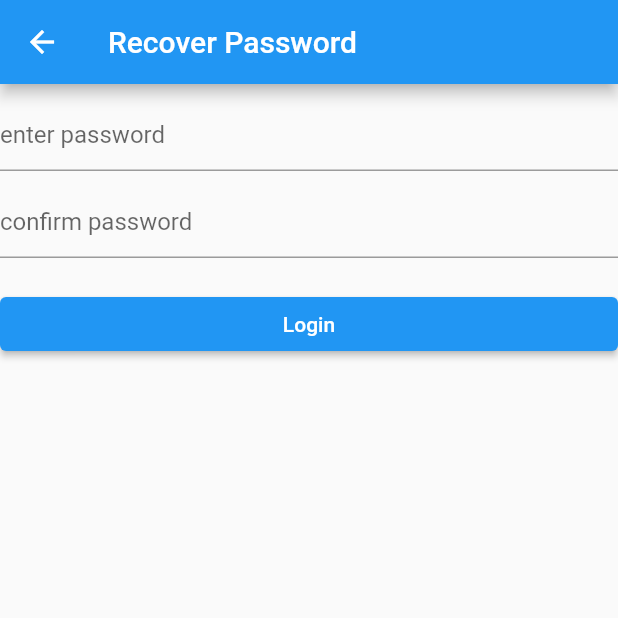
After one commit to lohanidamodar/appwrite_auth_playground, a Flutter app: the RecoverPassword screen opened by its route, after a tap on "Login", on a phone screen of 412 x 824 dp, the top half of it. The commit adds this screen. Run offline on Flutter 3.47's test engine with Material 2 defaults, Android fonts, the phone set to English and light mode, and no system bars; our stand-ins replace appwrite, go_router; network calls fail.

Commit message:
reset password

```diff
--- a/lib/forgot_password.dart
+++ b/lib/forgot_password.dart
@@ -1,4 +1,5 @@
 import 'package:appwrite/appwrite.dart';
+import 'package:appwrite_auth_playground/form_view.dart';
 import 'package:appwrite_auth_playground/login.dart';
 import 'package:flutter/material.dart';
 
@@ -11,11 +12,10 @@ class ForgotPassword extends StatelessWidget {
   Widget build(BuildContext context) {
     return Scaffold(
       appBar: AppBar(
-        title: Text('Forgot Password'),
+        title: const Text('Forgot Password'),
       ),
-      body: LoginView(
-        type: LoginViewType.magicUrl,
-        onLogin: (email) async {
+      body: FormView(
+        onSubmit: (email, {password, confirmPassword}) async {
           await account.createRecovery(
             email: email,
             url:
--- /dev/null
+++ b/lib/form_view.dart
@@ -0,0 +1,61 @@
+import 'package:flutter/material.dart';
+
+class FormView extends StatefulWidget {
+  final bool showEmail;
+  final bool showPassword;
+  final bool showConfirmPassword;
+
+  final Function(String email, {String? password, String? confirmPassword})
+      onSubmit;
+  const FormView({
+    Key? key,
+    this.showEmail = true,
+    this.showPassword = false,
+    this.showConfirmPassword = false,
+    required this.onSubmit,
+  }) : super(key: key);
+
+  @override
+  State<FormView> createState() => _FormViewState();
+}
+
+class _FormViewState extends State<FormView> {
+  final _emailController = TextEditingController();
+  final _passwordController = TextEditingController();
+  final _confirmPasswordController = TextEditingController();
+
+  @override
+  Widget build(BuildContext context) {
+    return ListView(
+      children: [
+        if (widget.showEmail)
+          TextField(
+            keyboardType: TextInputType.emailAddress,
+            controller: _emailController,
+            decoration: const InputDecoration(hintText: 'enter email'),
+          ),
+        if (widget.showPassword) ...[
+          const SizedBox(height: 10.0),
+          TextField(
+            obscureText: true,
+            controller: _passwordController,
+            decoration: const InputDecoration(hintText: 'enter password'),
+          ),
+        ],
+        if (widget.showConfirmPassword) ...[
+          const SizedBox(height: 10.0),
+          TextField(
+            obscureText: true,
+            controller: _confirmPasswordController,
+            decoration: const InputDecoration(hintText: 'confirm password'),
+          ),
+        ],
+        const SizedBox(height: 20.0),
+        ElevatedButton(
+          child: const Text('Login'),
+          onPressed: () => widget.onSubmit(_emailController.text, password: _passwordController.text, confirmPassword: _confirmPasswordController.text),
+        )
+      ],
+    );
+  }
+}
--- a/lib/login.dart
+++ b/lib/login.dart
@@ -1,4 +1,5 @@
 import 'package:appwrite/appwrite.dart';
+import 'package:appwrite_auth_playground/form_view.dart';
 import 'package:flutter/material.dart';
 
 class LoginPageMagic extends StatefulWidget {
@@ -16,9 +17,8 @@ class _LoginPageMagicState extends State<LoginPageMagic> {
       appBar: AppBar(
         title: const Text('Login'),
       ),
-      body: LoginView(
-        type: LoginViewType.magicUrl,
-        onLogin: (email) async {
+      body: FormView(
+        onSubmit: (email, {password, confirmPassword}) async {
           await widget.account.createMagicURLSession(
             userId: ID.unique(),
             email: email,
@@ -29,37 +29,3 @@ class _LoginPageMagicState extends State<LoginPageMagic> {
     );
   }
 }
-
-enum LoginViewType { magicUrl, phone, emailPassword }
-
-class LoginView extends StatefulWidget {
-  final LoginViewType type;
-  final Function(String) onLogin;
-  const LoginView({Key? key, required this.type, required this.onLogin})
-      : super(key: key);
-
-  @override
-  State<LoginView> createState() => _LoginViewState();
-}
-
-class _LoginViewState extends State<LoginView> {
-  final _emailController = TextEditingController();
-
-  @override
-  Widget build(BuildContext context) {
-    return ListView(
-      children: [
-        if (widget.type == LoginViewType.magicUrl ||
-            widget.type == LoginViewType.emailPassword)
-          TextField(
-            controller: _emailController,
-          ),
-        const SizedBox(height: 20.0),
-        ElevatedButton(
-          child: const Text('Login'),
-          onPressed: () => widget.onLogin(_emailController.text),
-        )
-      ],
-    );
-  }
-}
--- /dev/null
+++ b/lib/recover.dart
@@ -0,0 +1,39 @@
+import 'package:appwrite/appwrite.dart';
+import 'package:appwrite_auth_playground/form_view.dart';
+import 'package:flutter/material.dart';
+
+class RecoverPassword extends StatelessWidget {
+  final Account account;
+  final String userId;
+  final String secret;
+
+  const RecoverPassword(
+      {super.key,
+      required this.account,
+      required this.userId,
+      required this.secret});
+  @override
+  Widget build(BuildContext context) {
+    return Scaffold(
+      appBar: AppBar(
+        title: Text('Recover Password'),
+      ),
+      body: FormView(
+        showPassword: true,
+        showConfirmPassword: true,
+        showEmail: false,
+        onSubmit: (email, {confirmPassword, password}) async {
+          print(confirmPassword);
+          print(password);
+          await account.updateRecovery(
+            userId: userId,
+            secret: secret,
+            password: password!,
+            passwordAgain: confirmPassword!,
+          );
+          print('password recovered');
+        },
+      ),
+    );
+  }
+}
--- a/lib/router.dart
+++ b/lib/router.dart
@@ -1,4 +1,5 @@
 import 'package:appwrite/appwrite.dart';
+import 'package:appwrite_auth_playground/recover.dart';
 import 'package:go_router/go_router.dart';
 
 import 'confirm_login.dart';
@@ -16,7 +17,6 @@ final router = GoRouter(routes: [
   GoRoute(
     path: '/',
     builder: (context, state) {
-      print(state.queryParams);
       return const HomePage(title: 'Appwrite Authentication playground');
     },
     routes: [
@@ -34,7 +34,11 @@ final router = GoRouter(routes: [
         path: 'recovery',
         builder: (context, state) {
           print(state.queryParams);
-          return HomePage(title: 'Recover');
+          return RecoverPassword(
+            account: account,
+            userId: state.queryParams['userId'] ?? '',
+            secret: state.queryParams['secret'] ?? '',
+          );
         },
       ),
       GoRoute(
```
Also changed, not shown: 1 other file.
